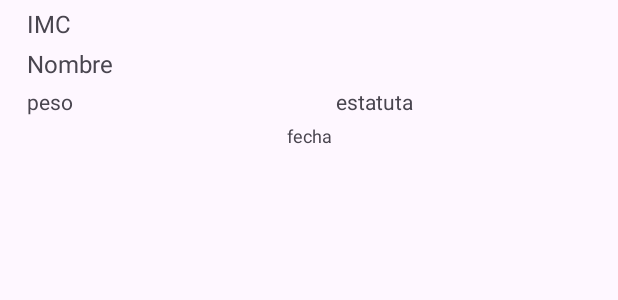
After one commit to gabrieljimenezc01/calculadoraIMC, an Android app: the layout lista_item.xml on its own in the app's theme, with its tools: preview values and no code run, on a phone screen of 412 x 824 dp. The commit adds this screen. Shown: the top 300 px of the screen. Run offline under Robolectric (Android 15) with nearby library versions, the phone set to English and light mode, and no system bars.

Commit message:
vista de tabla, no funcional. pero registra con exito

```diff
--- a/app/build.gradle.kts
+++ b/app/build.gradle.kts
@@ -42,6 +42,7 @@ dependencies {
     implementation(libs.material)
     implementation(libs.androidx.activity)
     implementation(libs.androidx.constraintlayout)
+    implementation(libs.androidx.recyclerview)
     testImplementation(libs.junit)
     androidTestImplementation(libs.androidx.junit)
     androidTestImplementation(libs.androidx.espresso.core)
--- a/app/src/main/java/com/example/calculadoraimc/AdminSQLiteOpenHelper.kt
+++ b/app/src/main/java/com/example/calculadoraimc/AdminSQLiteOpenHelper.kt
@@ -8,7 +8,7 @@ import android.database.sqlite.SQLiteDatabase.CursorFactory
 class AdminSQLiteOpenHelper(context: Context, name: String, factory: CursorFactory?, version: Int) : SQLiteOpenHelper(context, name, factory, version) {
 
     override fun onCreate(db: SQLiteDatabase) {
-        db.execSQL("create table historial(codigo INTEGER PRIMARY KEY, fecha text, nombre text, peso double, estatura double, imc text)")
+        db.execSQL("create table historial(codigo INTEGER PRIMARY KEY, nombre text, peso double, estatura double, imc text)")
     }
 
     override fun onUpgrade(db: SQLiteDatabase, oldVersion: Int, newVersion: Int) {
--- a/app/src/main/java/com/example/calculadoraimc/MainActivity.kt
+++ b/app/src/main/java/com/example/calculadoraimc/MainActivity.kt
@@ -64,7 +64,6 @@ class MainActivity : AppCompatActivity() {
             val admin = AdminSQLiteOpenHelper(this,"administracion", null, 1)
             val bd = admin.writableDatabase
             val registro = ContentValues()
-            registro.put("fecha", currentDateTime.toString())
             registro.put("nombre", nombre)
             registro.put("peso", edPeso.text.toString().toDouble())
             registro.put("estatura", edEstatura.text.toString().toDouble())
--- /dev/null
+++ b/app/src/main/res/layout/lista_item.xml
@@ -0,0 +1,69 @@
+<?xml version="1.0" encoding="utf-8"?>
+<LinearLayout xmlns:android="http://schemas.android.com/apk/res/android"
+    android:layout_width="match_parent"
+    android:layout_height="match_parent">
+
+    <LinearLayout
+        android:layout_width="match_parent"
+        android:layout_height="match_parent"
+        android:orientation="vertical">
+
+        <TextView
+            android:id="@+id/tvImc"
+            android:layout_width="match_parent"
+            android:layout_height="wrap_content"
+            android:paddingStart="8pt"
+            android:paddingTop="2pt"
+            android:paddingEnd="1pt"
+            android:paddingRight="2pt"
+            android:text="IMC"
+            android:textAlignment="textStart"
+            android:textSize="16sp" />
+        <TextView
+            android:id="@+id/tvNombre"
+            android:layout_width="match_parent"
+            android:layout_height="wrap_content"
+            android:paddingStart="8pt"
+            android:paddingTop="2pt"
+            android:paddingEnd="1pt"
+            android:paddingRight="2pt"
+            android:text="Nombre"
+            android:textAlignment="textStart"
+            android:textSize="16sp" />
+
+        <LinearLayout
+            android:layout_width="match_parent"
+            android:layout_height="wrap_content"
+            android:orientation="horizontal">
+            <TextView
+                android:id="@+id/tvpeso"
+                android:layout_width="0dp"
+                android:layout_height="wrap_content"
+                android:layout_weight="1"
+                android:paddingStart="8pt"
+                android:paddingTop="2pt"
+                android:paddingEnd="1pt"
+                android:paddingRight="2pt"
+                android:text="peso" />
+            <TextView
+                android:id="@+id/tvEstatura"
+                android:layout_width="0dp"
+                android:layout_height="wrap_content"
+                android:layout_weight="1"
+                android:paddingStart="8pt"
+                android:paddingTop="2pt"
+                android:paddingEnd="1pt"
+                android:paddingRight="2pt"
+                android:text="estatuta" />
+        </LinearLayout>
+        <TextView
+            android:id="@+id/tvFecha"
+            android:layout_width="match_parent"
+            android:layout_height="wrap_content"
+            android:paddingTop="2pt"
+            android:paddingBottom="1pt"
+            android:text="fecha"
+            android:textAlignment="center"
+            android:textSize="12sp" />
+    </LinearLayout>
+</LinearLayout>
--- a/gradle/libs.versions.toml
+++ b/gradle/libs.versions.toml
@@ -9,6 +9,7 @@ appcompat = "1.7.1"
 material = "1.12.0"
 activity = "1.10.1"
 constraintlayout = "2.2.1"
+recyclerview = "1.4.0"
 
 [libraries]
 androidx-core-ktx = { group = "androidx.core", name = "core-ktx", version.ref = "coreKtx" }
@@ -19,6 +20,7 @@ androidx-appcompat = { group = "androidx.appcompat", name = "appcompat", version
 material = { group = "com.google.android.material", name = "material", version.ref = "material" }
 androidx-activity = { group = "androidx.activity", name = "activity", version.ref = "activity" }
 androidx-constraintlayout = { group = "androidx.constraintlayout", name = "constraintlayout", version.ref = "constraintlayout" }
+androidx-recyclerview = { group = "androidx.recyclerview", name = "recyclerview", version.ref = "recyclerview" }
 
 [plugins]
 android-application = { id = "com.android.application", version.ref = "agp" }
```
Also changed, not shown: app/src/main/AndroidManifest.xml (+6 -7 lines), app/src/main/java/com/example/calculadoraimc/history_activity.kt (added, +68 -0 lines), app/src/main/res/layout/activity_history.xml (added, +57 -0 lines), app/src/main/res/layout/activity_main.xml (+8 -0 lines).
